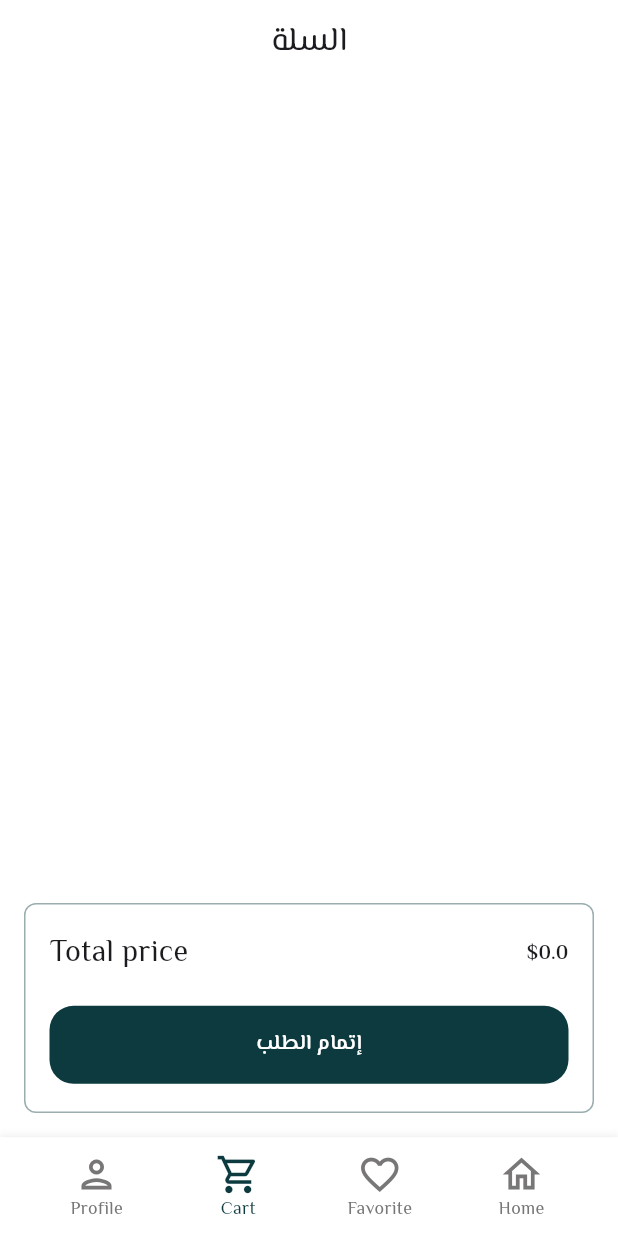
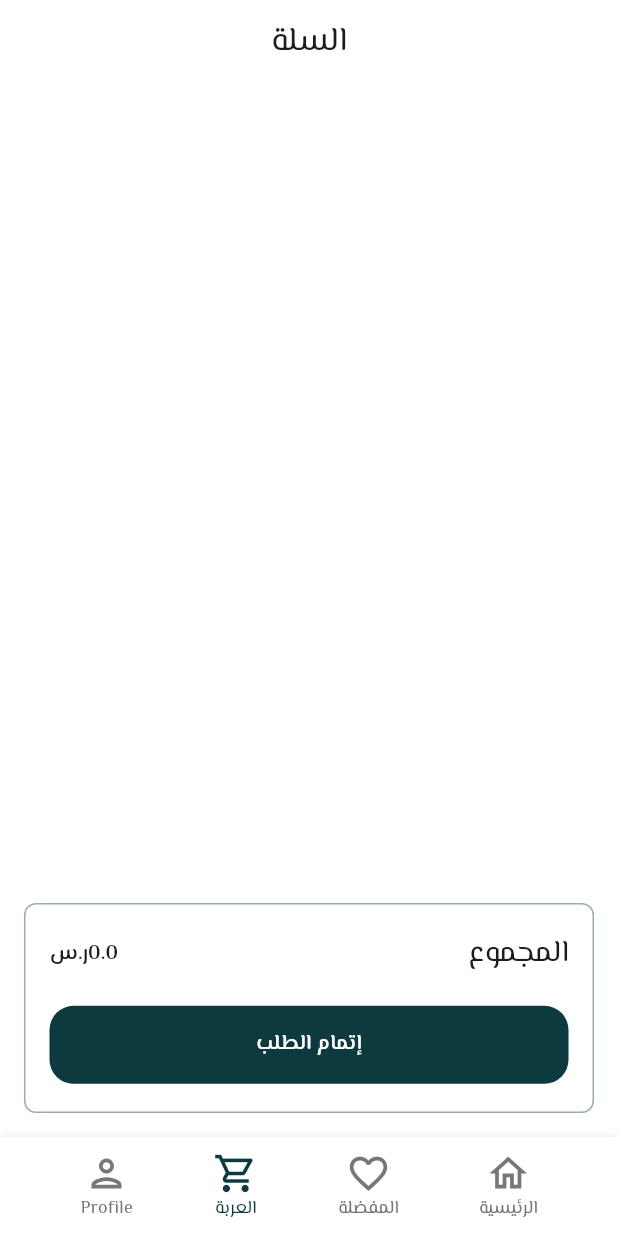
Before and after one commit to Rana-Mohsen/angelina, a Flutter app: the screen it shows after launch, item 2 of the bottom bar chosen, on a phone screen of 412 x 824 dp. Run offline on Flutter 3.47's test engine with Material 3 defaults, Android fonts, the phone set to English and light mode, and no system bars; our stand-ins replace bloc, cached_network_image, carousel_slider, dartz, device_preview, dio and 7 more; network calls fail.

Commit message:
snackBar design

```diff
--- a/lib/views/cart/cart_view.dart
+++ b/lib/views/cart/cart_view.dart
@@ -1,5 +1,5 @@
 import 'package:angelina/constants.dart';
-import 'package:angelina/core/utils/widgets/custom_button.dart';
+import 'package:angelina/core/widgets/custom_button.dart';
 import 'package:angelina/views/cart/widgets/custom_product_cart.dart';
 import 'package:angelina/views/favourite/widgets/custom_favorite_product.dart';
 import 'package:angelina/views/cart/view_model/cart_list/cart_list_cubit.dart';
@@ -48,7 +48,6 @@ class _CartViewState extends State<CartView> {
               alignment: Alignment.bottomCenter,
               child: SizedBox(child: CartInfo()),
             ),
-            SizedBox(height: 8.h),
           ],
         ),
       ),
--- a/lib/views/cart/view_model/cart_list/cart_list_cubit.dart
+++ b/lib/views/cart/view_model/cart_list/cart_list_cubit.dart
@@ -23,7 +23,7 @@ class CartListCubit extends Cubit<CartListState> {
     }
   }
 
-  Future<void> addProductFromCart(ProductModel product) async {
+  Future<void> addProductToCart(ProductModel product) async {
     bool exist = cartList.contains(product);
     if (!exist) {
       cartList.add(product);
--- a/lib/views/cart/widgets/cart_info.dart
+++ b/lib/views/cart/widgets/cart_info.dart
@@ -1,4 +1,4 @@
-import 'package:angelina/core/utils/widgets/custom_button.dart';
+import 'package:angelina/core/widgets/custom_button.dart';
 import 'package:angelina/views/cart/view_model/cart_list/cart_list_cubit.dart';
 import 'package:angelina/views/order/place_order_view.dart';
 import 'package:flutter/material.dart';
@@ -33,11 +33,11 @@ class _CartInfoState extends State<CartInfo> {
           Row(
             mainAxisAlignment: MainAxisAlignment.spaceBetween,
             children: [
-              const Text("Total price", style: TextStyle(fontSize: 20)),
               BlocBuilder<CartListCubit, CartListState>(
                 builder: (context, state) {
                   return Text(
-                    "\$${bloc.totalPrice}",
+                    "${bloc.totalPrice}ر.س",
+                    textDirection: TextDirection.rtl,
                     style: TextStyle(
                       fontWeight: FontWeight.w600,
                       //  color: kPrimaryColor,
@@ -45,17 +45,23 @@ class _CartInfoState extends State<CartInfo> {
                   );
                 },
               ),
+              const Text("المجموع", style: TextStyle(fontSize: 20)),
             ],
           ),
 
           CustomButton(
             text: "إتمام الطلب",
-            onTap:bloc.totalPrice==0?null: () {
-              Navigator.push(
-                context,
-                MaterialPageRoute(builder: (context) => PlaceOrderView()),
-              );
-            },
+            onTap:
+                bloc.totalPrice == 0
+                    ? null
+                    : () {
+                      Navigator.push(
+                        context,
+                        MaterialPageRoute(
+                          builder: (context) => PlaceOrderView(),
+                        ),
+                      );
+                    },
           ),
         ],
       ),
--- a/lib/views/cart/widgets/custom_product_cart.dart
+++ b/lib/views/cart/widgets/custom_product_cart.dart
@@ -1,7 +1,7 @@
 import 'package:angelina/constants.dart';
-import 'package:angelina/core/utils/widgets/cusrom_add_remove.dart';
-import 'package:angelina/core/utils/widgets/custom_favorite_icon.dart';
-import 'package:angelina/core/utils/widgets/custom_rating.dart';
+import 'package:angelina/core/widgets/cusrom_add_remove.dart';
+import 'package:angelina/core/widgets/custom_favorite_icon.dart';
+import 'package:angelina/core/widgets/custom_rating.dart';
 import 'package:angelina/models/home/product_model.dart';
 import 'package:angelina/views/cart/widgets/custom_cart_add_remove.dart';
 import 'package:angelina/views/product/product_details_view.dart';
--- a/lib/views/home/home_view.dart
+++ b/lib/views/home/home_view.dart
@@ -147,7 +147,7 @@ class _HomeViewState extends State<HomeView> {
                     state is ProductsLoading
                         ? Center(child: CircularProgressIndicator())
                         : SizedBox(),
-                    SizedBox(height: 10.h),
+                    //SizedBox(height: 10.h),
                   ],
                 );
               },
--- a/lib/views/home/widgets/custom_home_item.dart
+++ b/lib/views/home/widgets/custom_home_item.dart
@@ -1,7 +1,7 @@
 import 'package:angelina/constants.dart';
 import 'package:angelina/core/utils/assets.dart';
 import 'package:angelina/core/utils/font_styles.dart';
-import 'package:angelina/core/utils/widgets/custom_favorite_icon.dart';
+import 'package:angelina/core/widgets/custom_favorite_icon.dart';
 import 'package:angelina/models/home/product_model.dart';
 import 'package:flutter/material.dart';
 import 'package:sizer/sizer.dart';
--- a/lib/views/navigation_bar/custom_navigation_bar.dart
+++ b/lib/views/navigation_bar/custom_navigation_bar.dart
@@ -1,10 +1,10 @@
+import 'package:flutter/material.dart';
+import 'package:flutter_bloc/flutter_bloc.dart';
+import 'package:sizer/sizer.dart';
 import 'package:angelina/views/cart/cart_view.dart';
 import 'package:angelina/views/favourite/favorite_view.dart';
 import 'package:angelina/views/home/home_view.dart';
 import 'package:angelina/views/navigation_bar/view_model/cubit/navigation_body_cubit.dart';
-import 'package:flutter/material.dart';
-import 'package:flutter_bloc/flutter_bloc.dart';
-import 'package:sizer/sizer.dart';
 
 class CustomNavigationBar extends StatefulWidget {
   const CustomNavigationBar({super.key});
@@ -14,7 +14,7 @@ class CustomNavigationBar extends StatefulWidget {
 }
 
 class _CustomNavigationBarState extends State<CustomNavigationBar> {
-  List<String> titles = ['Home', 'Favorite', 'Cart', 'Profile'];
+  List<String> titles = ['الرئيسية', 'المفضلة', 'العربة', 'Profile'];
   List<IconData> icons = [
     Icons.home_outlined,
     Icons.favorite_border_outlined,
@@ -25,32 +25,34 @@ class _CustomNavigationBarState extends State<CustomNavigationBar> {
     HomeView(),
     FavoriteView(),
     CartView(),
-    Text("profile"),
+    Center(child: Text("Profile")), // Properly structured placeholder
   ];
   Color inactive = Color(0xff787676);
   Color active = Color(0xff0C3A3F);
+
   @override
   Widget build(BuildContext context) {
     return Scaffold(
-      body: Stack(
+      body: Column(
         children: [
-          BlocBuilder<NavigationBodyCubit, NavigationBodyState>(
+          Expanded(
+            child: BlocBuilder<NavigationBodyCubit, NavigationBodyState>(
               builder: (context, state) {
                 int selectedIndex =
                     BlocProvider.of<NavigationBodyCubit>(context).selectedIndex;
-
                 return pages[selectedIndex];
               },
             ),
-          Align(alignment: Alignment.bottomCenter, child: _navbar()),
+          ),
         ],
       ),
+      bottomNavigationBar: _navbar(),
     );
   }
 
   Widget _navbar() {
     return Container(
-      height: 8.h,
+      height: 8.h, // Preserved height
       decoration: BoxDecoration(
         color: Colors.white,
         boxShadow: [
@@ -73,7 +75,6 @@ class _CustomNavigationBarState extends State<CustomNavigationBar> {
                       BlocProvider.of<NavigationBodyCubit>(
                         context,
                       ).selectedIndex;
-                  // print(index);
                   bool isSelected = selectedIndex == index;
                   return GestureDetector(
                     onTap: () {
@@ -82,20 +83,12 @@ class _CustomNavigationBarState extends State<CustomNavigationBar> {
                       ).showBody(index);
                     },
                     child: Column(
+                      mainAxisAlignment: MainAxisAlignment.center,
                       children: [
-                        Container(
-                          alignment: Alignment.center,
-                          margin: const EdgeInsets.only(
-                            top: 10,
-                            bottom: 0,
-                            left: 15,
-                            right: 15,
-                          ),
-                          child: Icon(
+                        Icon(
                           icons[index],
                           color: isSelected ? active : inactive,
                           size: 30,
-                          ),
                         ),
                         Text(
                           titles[index],
--- a/lib/views/order/widget/place_order_view_body.dart
+++ b/lib/views/order/widget/place_order_view_body.dart
@@ -1,5 +1,5 @@
 import 'package:angelina/core/utils/validators.dart';
-import 'package:angelina/core/utils/widgets/custom_button.dart';
+import 'package:angelina/core/widgets/custom_button.dart';
 import 'package:angelina/services/paymob_service/paymob_service.dart';
 import 'package:angelina/views/cart/view_model/cart_list/cart_list_cubit.dart';
 import 'package:angelina/views/order/widget/custom_phone_intl.dart';
--- a/lib/views/product/product_details_view.dart
+++ b/lib/views/product/product_details_view.dart
@@ -2,14 +2,14 @@ import 'dart:ui' as ui;
 
 import 'package:angelina/constants.dart';
 import 'package:angelina/core/utils/assets.dart';
-import 'package:angelina/core/utils/widgets/cusrom_add_remove.dart';
-import 'package:angelina/core/utils/widgets/custom_button.dart';
+import 'package:angelina/core/widgets/cusrom_add_remove.dart';
+import 'package:angelina/core/widgets/custom_button.dart';
 import 'package:angelina/models/home/product_model.dart';
 import 'package:angelina/views/home/widgets/custom_drawer_header.dart';
 import 'package:angelina/views/product/widgets/custom_app_bar.dart';
 import 'package:angelina/views/product/widgets/custom_dropdown.dart';
 import 'package:angelina/views/product/widgets/custom_product_slider.dart';
-import 'package:angelina/core/utils/widgets/custom_rating.dart';
+import 'package:angelina/core/widgets/custom_rating.dart';
 import 'package:flutter/material.dart';
 import 'package:flutter_html/flutter_html.dart';
 import 'package:sizer/sizer.dart';
--- a/lib/views/product/widgets/custom_app_bar.dart
+++ b/lib/views/product/widgets/custom_app_bar.dart
@@ -1,4 +1,4 @@
-import 'package:angelina/core/utils/widgets/custom_favorite_icon.dart';
+import 'package:angelina/core/widgets/custom_favorite_icon.dart';
 import 'package:angelina/models/home/product_model.dart';
 import 'package:flutter/material.dart';
 import 'package:sizer/sizer.dart';
```
Also changed, not shown: lib/core/utils/functions/snack_bar.dart (added, +15 -0 lines), lib/views/favourite/favorite_view.dart (+12 -9 lines), lib/views/favourite/widgets/custom_favorite_product.dart (+7 -5 lines), lib/core/widgets/cusrom_add_remove.dart (renamed from lib/core/utils/widgets/cusrom_add_remove.dart), lib/core/widgets/custom_button.dart (renamed from lib/core/utils/widgets/custom_button.dart), lib/core/widgets/custom_favorite_icon.dart (renamed from lib/core/utils/widgets/custom_favorite_icon.dart), lib/core/widgets/custom_rating.dart (renamed from lib/core/utils/widgets/custom_rating.dart). Lines whose indentation alone changed are shown as unchanged.
